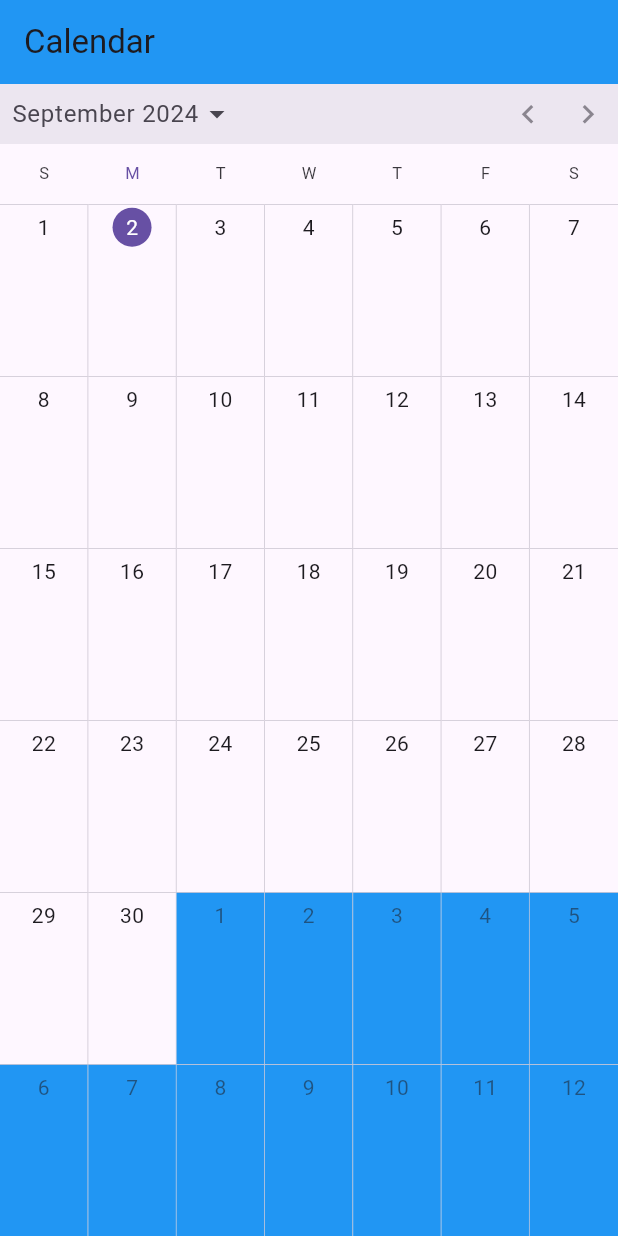
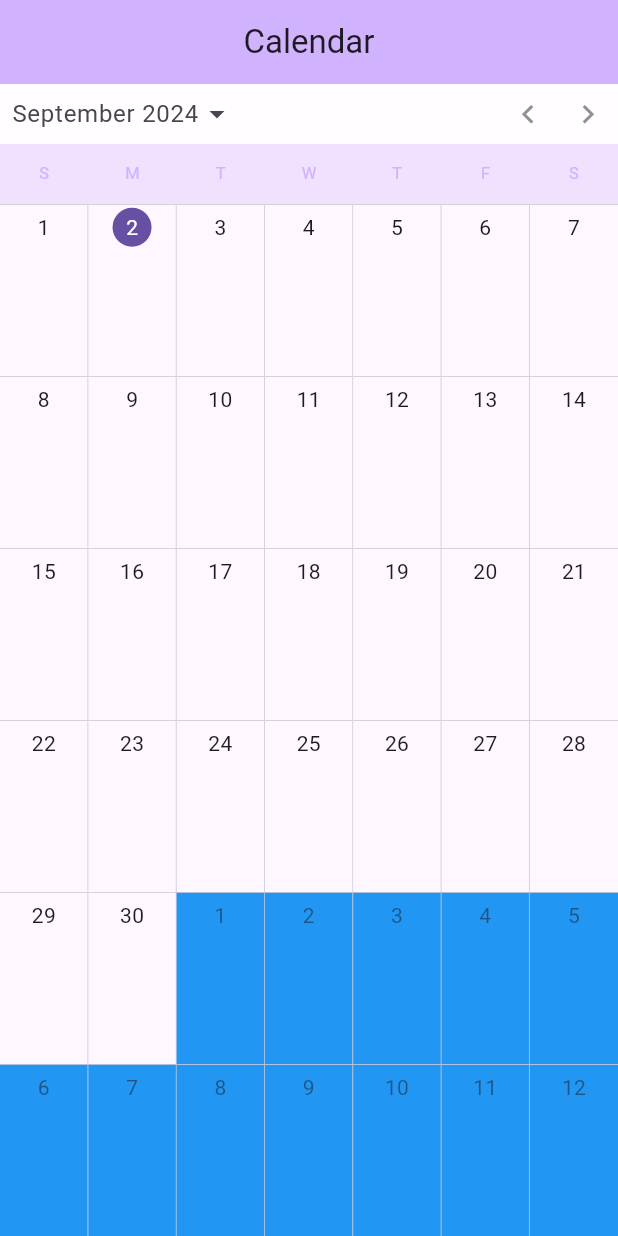
Before and after one commit to kncode74/calendar_project, a Flutter app: the screen it shows after launch, on a phone screen of 412 x 824 dp. Run offline on Flutter 3.47's test engine with Material 3 defaults, Android fonts, the phone set to English and light mode, and no system bars; drawn by our look-alikes of syncfusion_flutter_calendar; our stand-ins replace cloud_firestore, dio, get, get_it, shared_preferences; accounts and stored records are empty.

Commit message:
wip mock data

```diff
--- a/lib/ui/_theme/color_theme/color_theme_dark.dart
+++ b/lib/ui/_theme/color_theme/color_theme_dark.dart
@@ -3,7 +3,7 @@ import 'package:getx_mvvm_boilerplate/ui/_theme/color_theme/color_theme.dart';
 
 class ColorThemeDark extends ColorTheme {
   @override
-  Color get primaryColor => const Color(0xFF5DBB66);
+  Color get primaryColor => const Color(0xFFD1B2FF);
 
   @override
   Color get secondaryColor => const Color(0xFF508855);
--- a/lib/ui/_theme/color_theme/color_theme_light.dart
+++ b/lib/ui/_theme/color_theme/color_theme_light.dart
@@ -3,7 +3,7 @@ import 'package:getx_mvvm_boilerplate/ui/_theme/color_theme/color_theme.dart';
 
 class ColorThemeLight extends ColorTheme {
   @override
-  Color get primaryColor => const Color(0xFF5DBB66);
+  Color get primaryColor => const Color(0xFFD1B2FF);
 
   @override
   Color get secondaryColor => const Color(0xFF508855);
--- a/lib/ui/calendar/calendar.view.dart
+++ b/lib/ui/calendar/calendar.view.dart
@@ -1,15 +1,23 @@
 import 'package:flutter/material.dart';
 import 'package:getx_mvvm_boilerplate/application/base/base_view.dart';
+import 'package:getx_mvvm_boilerplate/ui/_theme/app_theme.dart';
 import 'package:getx_mvvm_boilerplate/ui/calendar/calendar.vm.dart';
 import 'package:syncfusion_flutter_calendar/calendar.dart';
 
 class CalendarAppView extends BaseView<CalendarVM> {
   @override
+  void onInit() {
+    controller.init();
+    super.onInit();
+  }
+
+  @override
   Widget render(BuildContext context) {
     return Scaffold(
       appBar: AppBar(
-        title: const Text('Calendar'),
-      ),
+          title: const Text('Calendar'),
+          centerTitle: true,
+          backgroundColor: ThemeData().primary()),
       body: Column(
         children: [
           Expanded(
@@ -22,17 +30,16 @@ class CalendarAppView extends BaseView<CalendarVM> {
               viewHeaderHeight: 40,
               view: CalendarView.month,
               headerStyle: CalendarHeaderStyle(
-                  // backgroundColor: ThemeData().background(),
-                  ),
+                backgroundColor: Colors.white70,
+              ),
               viewHeaderStyle: ViewHeaderStyle(
-                  // backgroundColor: ThemeData().primary().withOpacity(0.3),
-                  // dayTextStyle: context?.textSmallBold.copyWith(
-                  //   color: ThemeData().primary(),
-                  // ),
-                  ),
+                backgroundColor: ThemeData().primary().withOpacity(0.3),
+                dayTextStyle: TextStyle(color: ThemeData().primary()),
+              ),
               monthViewSettings: MonthViewSettings(
                 monthCellStyle: MonthCellStyle(
-                  leadingDatesBackgroundColor: Colors.red,
+                  leadingDatesBackgroundColor:
+                      ThemeData().primary().withOpacity(0.3),
                   trailingDatesBackgroundColor: Colors.blue,
                 ),
                 appointmentDisplayCount: 3,
```
Also changed, not shown: lib/models/calendar_response.dart (added, +22 -0 lines), lib/models/flowy_calendar.dart (added, +7 -0 lines), lib/ui/calendar/calendar.vm.dart (+13 -1 lines).
